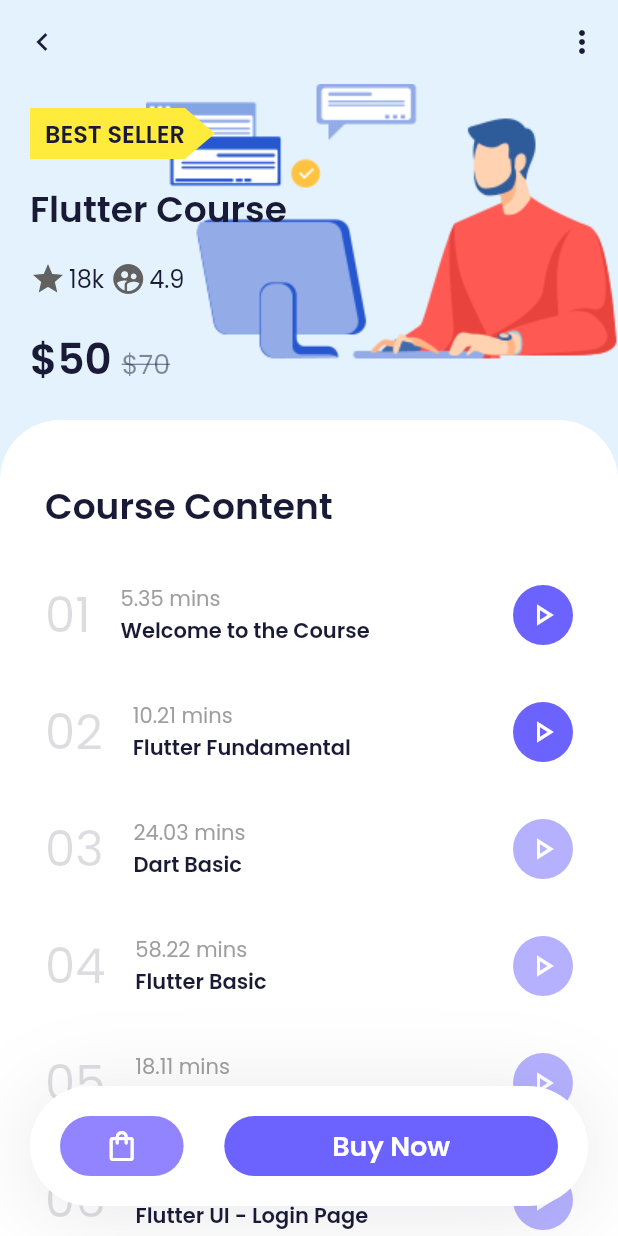
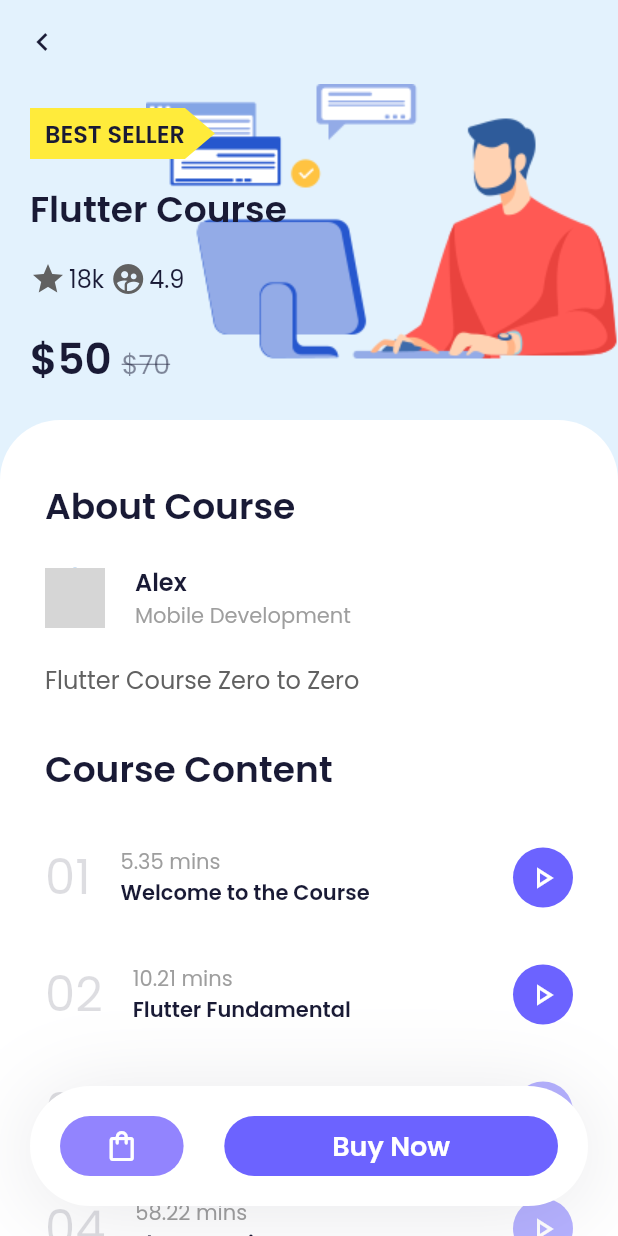
Before and after one commit to hafidardiansyahh/Online-Course-App, a Flutter app: the DetailScreen screen opened directly, on a phone screen of 412 x 824 dp. Run offline on Flutter 3.47's test engine with Material 2 defaults, Android fonts, the phone set to English and light mode, and no system bars; our stand-ins replace carousel_slider; network calls fail; grey boxes are pictures that could not be loaded.

Commit message:
add creator widget

```diff
--- a/lib/screens/detail_screen.dart
+++ b/lib/screens/detail_screen.dart
@@ -2,6 +2,7 @@ import 'package:flutter/material.dart';
 import 'package:online_course_v2/screens/home_screen.dart';
 import 'package:online_course_v2/utilities/constants_utilities.dart';
 import 'package:online_course_v2/widgets/course_content_widget.dart';
+import 'package:online_course_v2/widgets/creator_content_widget.dart';
 
 class DetailScreen extends StatefulWidget {
   @override
@@ -29,14 +30,6 @@ class _DetailScreenState extends State<DetailScreen> {
             }));
           },
         ),
-        actions: [
-          IconButton(
-              icon: Icon(
-                Icons.more_vert_outlined,
-                color: darkColor,
-              ),
-              onPressed: () {})
-        ],
       ),
       body: Container(
         width: double.infinity,
@@ -116,6 +109,14 @@ class _DetailScreenState extends State<DetailScreen> {
                             child: Column(
                               crossAxisAlignment: CrossAxisAlignment.start,
                               children: [
+                                Text("About Course", style: h2),
+                                SizedBox(height: 20),
+                                CreatorContentWidget(
+                                    img:
+                                        "https://encrypted-tbn0.gstatic.com/images?q=tbn%3AANd9GcTYX1dyl9INRo5cbvDeTILRcZVzfcMsCsE0kg&usqp=CAU",
+                                    job: "Mobile Development",
+                                    name: "Alex",
+                                    desc: "Flutter Course Zero to Zero"),
                                 Text("Course Content", style: h2),
                                 SizedBox(height: 30),
                                 CourseContentWidget(
--- /dev/null
+++ b/lib/widgets/creator_content_widget.dart
@@ -0,0 +1,51 @@
+import 'package:flutter/material.dart';
+import 'package:online_course_v2/utilities/constants_utilities.dart';
+
+class CreatorContentWidget extends StatelessWidget {
+  final String img;
+  final String job;
+  final String desc;
+  final String name;
+
+  CreatorContentWidget({Key key, this.img, this.job, this.desc, this.name})
+      : super(key: key);
+
+  @override
+  Widget build(BuildContext context) {
+    return Padding(
+      padding: EdgeInsets.only(bottom: 30),
+      child: Column(
+        crossAxisAlignment: CrossAxisAlignment.start,
+        children: [
+          Row(
+            children: [
+              CircleAvatar(backgroundImage: NetworkImage(img)),
+              SizedBox(width: 20),
+              RichText(
+                  text: TextSpan(children: [
+                TextSpan(
+                  text: "$name\n",
+                  style: TextStyle(
+                    fontSize: 16,
+                    color: darkColor,
+                    fontFamily: "Poppins-SemiBold",
+                  ),
+                ),
+                TextSpan(
+                  text: job,
+                  style: TextStyle(
+                    fontSize: 14,
+                    color: Colors.grey,
+                    fontFamily: "Poppins-Regular",
+                  ),
+                ),
+              ]))
+            ],
+          ),
+          SizedBox(height: 20),
+          Text(desc, style: h4Grey)
+        ],
+      ),
+    );
+  }
+}
```
Also changed, not shown: pubspec.lock.
